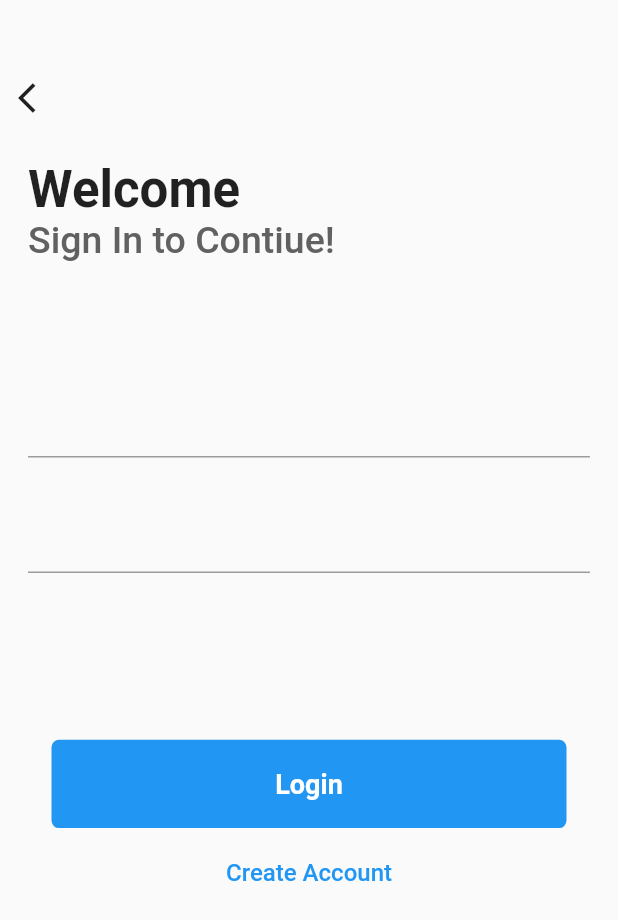
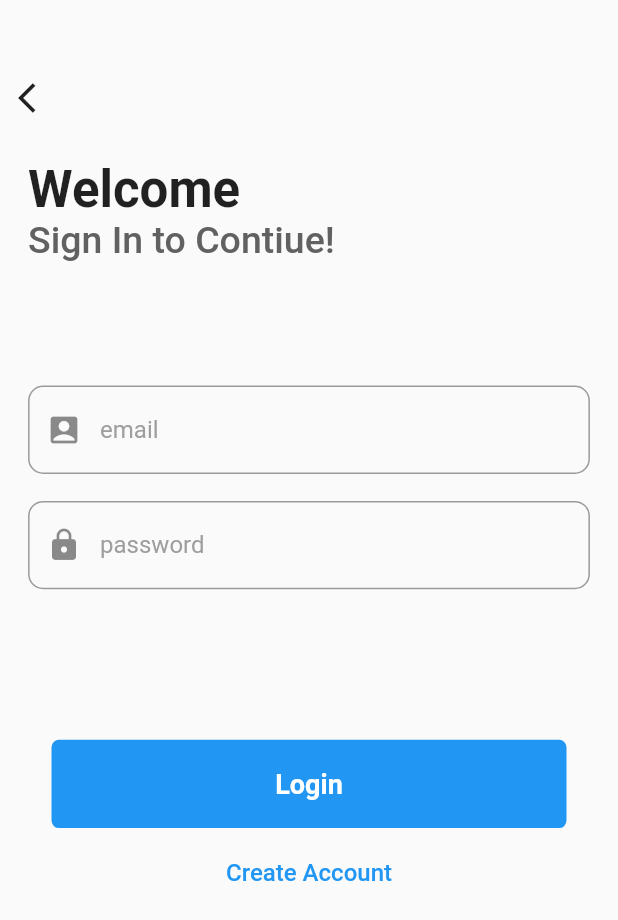
Before and after one commit to ThangCN18/flutter_chat_app, a Flutter app: the screen it shows after launch, on a phone screen of 412 x 824 dp. Shown: the top 920 px of the screen. Run offline on Flutter 3.47's test engine with Material 2 defaults, Android fonts, the phone set to English and light mode, and no system bars; our stand-ins replace cloud_firestore, firebase_auth, firebase_core, firebase_storage, image_picker; accounts and stored records are empty.

Commit message:
LoginScreen

```diff
--- a/lib/Authenticate/LoginScreen.dart
+++ b/lib/Authenticate/LoginScreen.dart
@@ -157,7 +157,12 @@ class _LoginScreenState extends State<LoginScreen> {
       child: TextField(
         controller: cont,
         decoration: InputDecoration(
-
+          prefixIcon: Icon(icon),
+          hintText: hintText,
+          hintStyle: TextStyle(color: Colors.grey),
+          border: OutlineInputBorder(
+          borderRadius: BorderRadius.circular(10),
+          ),
         ),
       ),
     );
```
